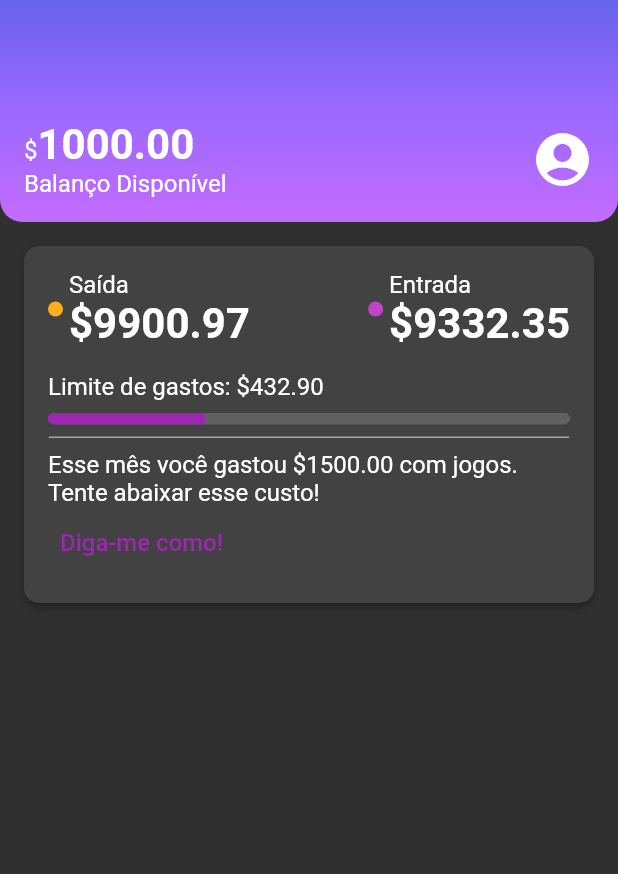
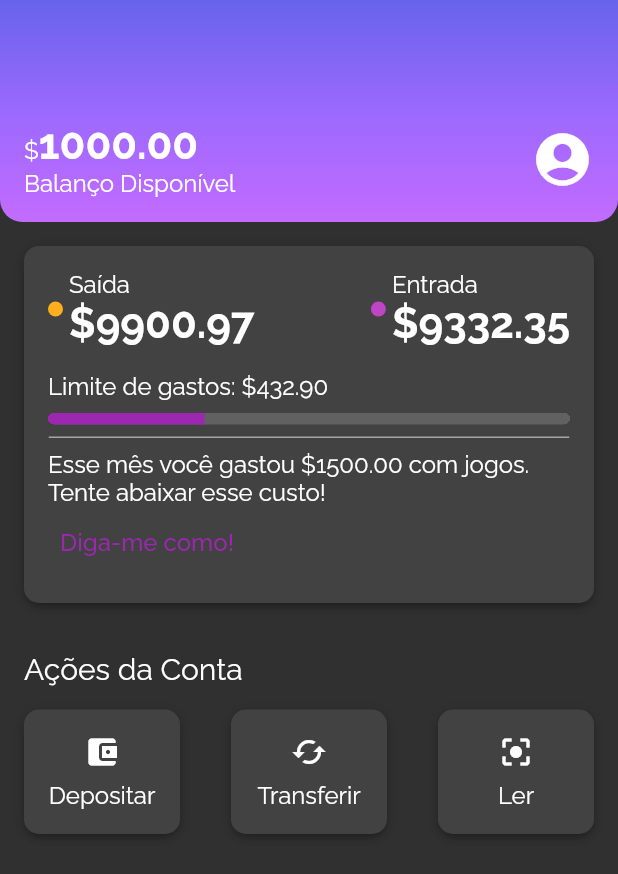
Before and after one commit to rafavalentim/Flutter_estilizando_layouts, a Flutter app: the screen it shows after launch, on a phone screen of 412 x 824 dp. Shown: the top 874 px of the screen. Run offline on Flutter 3.47's test engine with Material 2 defaults, Android fonts, the phone set to English and light mode, and no system bars.

Commit message:
Finalizando ações da conta. Aprendendo a adicionar uma fonte ao projeto.

```diff
--- a/lib/components/box_card.dart
+++ b/lib/components/box_card.dart
@@ -6,7 +6,7 @@ class BoxCard extends StatelessWidget {
 
   @override
   Widget build(BuildContext context) {
-    return Container(
+    return Ink( //O Ink funciona como um Container, porém deve ser usado junto com o InkWell.
       padding: const EdgeInsets.all(16),
       decoration: BoxDecoration(
         boxShadow: kElevationToShadow[3],
--- a/lib/components/sections/account_actions.dart
+++ b/lib/components/sections/account_actions.dart
@@ -20,23 +20,32 @@ class AccountActions extends StatelessWidget {
           ),
           Row(
             mainAxisAlignment: MainAxisAlignment.spaceBetween,
-            children: const [
-              BoxCard(
+            children:  [
+              InkWell(
+                onTap: (){},
+                child: const BoxCard(
                   boxContent: _AccountActionsContent(
                     icon: Icon(Icons.account_balance_wallet),
                     text: 'Depositar',
                   ),
                 ),
-              BoxCard(
+              ),
+              InkWell(
+                onTap: (){},
+                child: const BoxCard(
                   boxContent: _AccountActionsContent(
                     icon: Icon(Icons.cached),
                     text: 'Transferir',
                   ),
                 ),
-              BoxCard(
+              ),
+              InkWell(
+                onTap: (){},
+                child: const BoxCard(
                   boxContent: _AccountActionsContent(
                     icon: Icon(Icons.center_focus_strong),
                     text: 'Ler',
+                  ),
                 ),
               )
             ],
@@ -57,7 +66,9 @@ class _AccountActionsContent extends StatelessWidget {
 
   @override
   Widget build(BuildContext context) {
-    return Column(
+    return Container(
+      width: 72, //Resolve o problema de tamanho diferente dos cartões(cards).
+      child: Column(
         children: [
           Padding(
             padding: const EdgeInsets.only(bottom: 8.0),
@@ -65,6 +76,7 @@ class _AccountActionsContent extends StatelessWidget {
           ),
           Text(text),
         ],
+      ),
     );
   }
 }
--- a/lib/screens/home.dart
+++ b/lib/screens/home.dart
@@ -3,6 +3,7 @@ import 'package:alubank/components/color_dot.dart';
 import 'package:alubank/components/sections/recent_activity.dart';
 import 'package:flutter/material.dart';
 import '../components/content_division.dart';
+import '../components/sections/account_actions.dart';
 import '../components/sections/header.dart';
 import '../theme/theme_colors.dart';
 
@@ -15,6 +16,7 @@ class Home extends StatelessWidget {
       children:  <Widget>[
         Header(),
         RecentActivity(),
+        AccountActions(),
       ],
     ),);
   }
--- a/lib/theme/my_theme.dart
+++ b/lib/theme/my_theme.dart
@@ -5,6 +5,7 @@ ThemeData MyTheme = ThemeData(
   primarySwatch: ThemeColors.primaryColor,
   primaryColor: ThemeColors.primaryColor,
   brightness: Brightness.dark,
+  fontFamily: 'Raleway',
   textTheme: const TextTheme(
     bodyMedium: TextStyle(
       fontSize: 16,
```
Also changed, not shown: pubspec.yaml (+7 -0 lines). Lines whose indentation alone changed are shown as unchanged.
